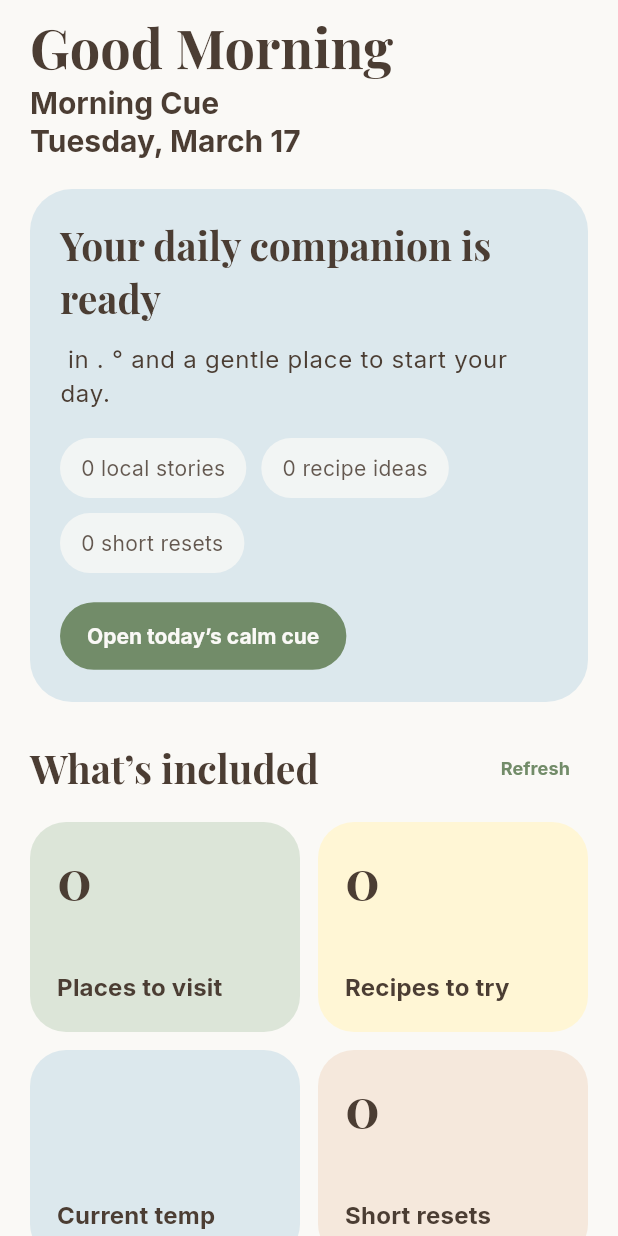
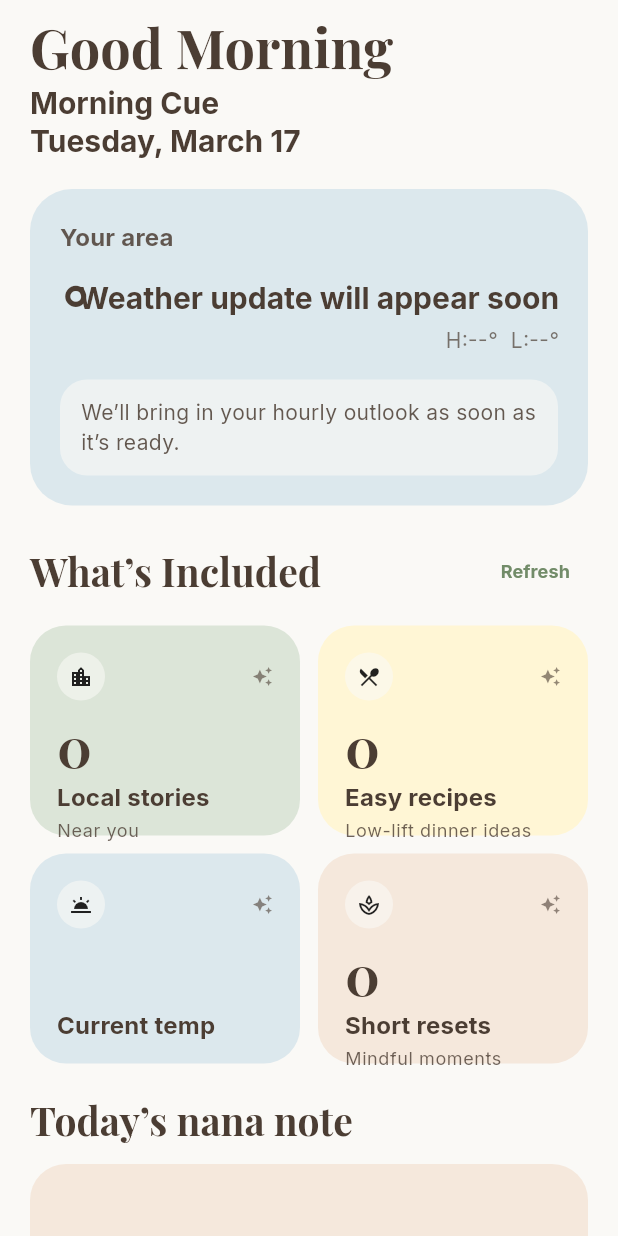
Before and after one commit to mleikam1/NANA_POC, a Flutter app: the HomeScreen screen opened directly with empty values, on a phone screen of 412 x 824 dp. Run offline on Flutter 3.47's test engine with Material 3 defaults, Android fonts, the phone set to English and light mode, and no system bars; our stand-ins replace cloud_firestore, cloud_functions, firebase_auth, firebase_core, firebase_messaging, flutter_local_notifications and 4 more; accounts and stored records are empty; network calls fail.

Commit message:
Redesign home hero into weather card and restyle included section

```diff
--- a/lib/screens/home_screen.dart
+++ b/lib/screens/home_screen.dart
@@ -43,23 +43,27 @@ class HomeScreen extends StatelessWidget {
                 style: Theme.of(context).textTheme.titleLarge,
               ),
               const SizedBox(height: 20),
+              _WeatherHeroCard(
+                profile: profile,
+                weather: bundle?.weather,
+                loading: loading && bundle == null,
+              ),
+              const SizedBox(height: 20),
               if (loading && bundle == null)
                 const _LoadingBlock()
               else ...<Widget>[
-                _HeroSummaryCard(
-                  profile: profile,
-                  bundle: bundle,
-                ),
-                const SizedBox(height: 20),
                 _SectionHeader(
-                  title: 'What’s included',
+                  title: 'What’s Included',
                   cta: 'Refresh',
                   onTap: () {
                     onRefresh();
                   },
                 ),
                 const SizedBox(height: 12),
-                _WhatIncludedGrid(bundle: bundle),
+                _WhatIncludedGrid(
+                  profile: profile,
+                  bundle: bundle,
+                ),
                 const SizedBox(height: 20),
                 const _SectionHeader(title: 'Today’s nana note'),
                 const SizedBox(height: 12),
@@ -79,19 +83,35 @@ class HomeScreen extends StatelessWidget {
   }
 }
 
-class _HeroSummaryCard extends StatelessWidget {
-  const _HeroSummaryCard({
+class _WeatherHeroCard extends StatelessWidget {
+  const _WeatherHeroCard({
     required this.profile,
-    required this.bundle,
+    required this.weather,
+    required this.loading,
   });
 
   final AppUserProfile profile;
-  final BriefingBundle? bundle;
+  final WeatherSummary? weather;
+  final bool loading;
 
   @override
   Widget build(BuildContext context) {
-    final weather = bundle?.weather;
     final colors = NanaColors.of(context);
+    final defaultLocation = profile.locationLabel.trim().isEmpty
+        ? 'Your area'
+        : profile.locationLabel.trim();
+    final hasWeather = weather != null;
+    final location = hasWeather && weather!.location.trim().isNotEmpty
+        ? weather!.location
+        : defaultLocation;
+    final high = hasWeather && weather!.forecast.isNotEmpty
+        ? weather!.forecast.first.high
+        : '--';
+    final low = hasWeather && weather!.forecast.isNotEmpty
+        ? weather!.forecast.first.low
+        : '--';
+    final hourly = hasWeather ? weather!.hourlyForecast.take(6).toList() : const <WeatherForecastHour>[];
+
     return Container(
       padding: const EdgeInsets.all(20),
       decoration: BoxDecoration(
@@ -102,38 +122,130 @@ class _HeroSummaryCard extends StatelessWidget {
         crossAxisAlignment: CrossAxisAlignment.start,
         children: <Widget>[
           Text(
-            'Your daily companion is ready',
-            style: Theme.of(context).textTheme.headlineSmall?.copyWith(
-                  color: colors.earthUmber,
+            location,
+            style: Theme.of(context).textTheme.titleMedium?.copyWith(
+                  color: colors.earthUmber.withOpacity(0.85),
                 ),
           ),
-          const SizedBox(height: 12),
-          Text(
-            weather == null
-                ? 'We’re building your calm-tech feed.'
-                : '${weather.weather} in ${weather.location}. ${weather.temperature}° and a gentle place to start your day.',
-            style: Theme.of(context).textTheme.bodyLarge,
-          ),
-          const SizedBox(height: 18),
-          Wrap(
-            spacing: 10,
-            runSpacing: 10,
+          const SizedBox(height: 16),
+          Row(
+            crossAxisAlignment: CrossAxisAlignment.start,
             children: <Widget>[
-              _MiniPill(
-                label: '${bundle?.localNews.length ?? 0} local stories',
+              Expanded(
+                child: Text(
+                  loading
+                      ? '--°'
+                      : hasWeather
+                          ? '${weather!.temperature}°'
+                          : '--°',
+                  style: Theme.of(context).textTheme.displayLarge?.copyWith(
+                        color: colors.earthUmber,
+                        height: 0.9,
+                      ),
+                ),
               ),
-              _MiniPill(
-                label: '${bundle?.recipes.length ?? 0} recipe ideas',
-              ),
-              _MiniPill(
-                label: '${bundle?.shortVideos.length ?? 0} short resets',
+              const SizedBox(width: 12),
+              Column(
+                crossAxisAlignment: CrossAxisAlignment.end,
+                children: <Widget>[
+                  Text(
+                    loading
+                        ? 'Loading forecast...'
+                        : hasWeather && weather!.weather.trim().isNotEmpty
+                            ? weather!.weather
+                            : 'Weather update will appear soon',
+                    style: Theme.of(context).textTheme.titleLarge?.copyWith(
+                          color: colors.earthUmber,
+                        ),
+                    textAlign: TextAlign.end,
+                  ),
+                  const SizedBox(height: 6),
+                  Text(
+                    'H:$high°  L:$low°',
+                    style: Theme.of(context).textTheme.bodyMedium?.copyWith(
+                          color: colors.earthUmber.withOpacity(0.7),
+                        ),
+                  ),
+                ],
               ),
             ],
           ),
-          const SizedBox(height: 18),
-          FilledButton(
-            onPressed: () {},
-            child: const Text('Open today’s calm cue'),
+          const SizedBox(height: 16),
+          if (hourly.isNotEmpty)
+            SingleChildScrollView(
+              scrollDirection: Axis.horizontal,
+              child: Row(
+                children: hourly
+                    .map((WeatherForecastHour hour) => Padding(
+                          padding: const EdgeInsets.only(right: 10),
+                          child: _HourlyForecastChip(hour: hour),
+                        ))
+                    .toList(),
+              ),
+            )
+          else
+            Container(
+              width: double.infinity,
+              padding: const EdgeInsets.symmetric(horizontal: 14, vertical: 12),
+              decoration: BoxDecoration(
+                color: colors.ricePaper.withOpacity(0.6),
+                borderRadius: BorderRadius.circular(18),
+              ),
+              child: Text(
+                loading
+                    ? 'Finding today’s weather moments...'
+                    : 'We’ll bring in your hourly outlook as soon as it’s ready.',
+                style: Theme.of(context).textTheme.bodyMedium,
+              ),
+            ),
+          if (!loading && !hasWeather) ...<Widget>[
+            const SizedBox(height: 12),
+            Text(
+              'Pull to refresh in a moment and we’ll try your local weather again.',
+              style: Theme.of(context).textTheme.bodySmall,
+            ),
+          ],
+        ],
+      ),
+    );
+  }
+}
+
+class _HourlyForecastChip extends StatelessWidget {
+  const _HourlyForecastChip({required this.hour});
+
+  final WeatherForecastHour hour;
+
+  @override
+  Widget build(BuildContext context) {
+    final colors = NanaColors.of(context);
+    return Container(
+      width: 88,
+      padding: const EdgeInsets.symmetric(horizontal: 10, vertical: 12),
+      decoration: BoxDecoration(
+        color: colors.ricePaper.withOpacity(0.72),
+        borderRadius: BorderRadius.circular(16),
+      ),
+      child: Column(
+        crossAxisAlignment: CrossAxisAlignment.start,
+        children: <Widget>[
+          Text(
+            hour.time,
+            style: Theme.of(context).textTheme.labelLarge?.copyWith(
+                  color: colors.earthUmber.withOpacity(0.75),
+                ),
+          ),
+          const SizedBox(height: 10),
+          Text(
+            '${hour.temperature}°',
+            style: Theme.of(context).textTheme.titleLarge,
+          ),
+          const SizedBox(height: 4),
+          Text(
+            hour.weather,
+            maxLines: 1,
+            overflow: TextOverflow.ellipsis,
+            style: Theme.of(context).textTheme.bodySmall,
           ),
         ],
       ),
@@ -141,27 +253,13 @@ class _HeroSummaryCard extends StatelessWidget {
   }
 }
 
-class _MiniPill extends StatelessWidget {
-  const _MiniPill({required this.label});
+class _WhatIncludedGrid extends StatelessWidget {
+  const _WhatIncludedGrid({
+    required this.profile,
+    required this.bundle,
+  });
 
-  final String label;
-
-  @override
-  Widget build(BuildContext context) {
-    return Container(
-      padding: const EdgeInsets.symmetric(horizontal: 14, vertical: 10),
-      decoration: BoxDecoration(
-        color: NanaColors.of(context).ricePaper.withOpacity(0.75),
-        borderRadius: BorderRadius.circular(999),
-      ),
-      child: Text(label),
-    );
-  }
-}
-
-class _WhatIncludedGrid extends StatelessWidget {
-  const _WhatIncludedGrid({required this.bundle});
-
+  final AppUserProfile profile;
   final BriefingBundle? bundle;
 
   @override
@@ -171,23 +269,31 @@ class _WhatIncludedGrid extends StatelessWidget {
     final items = <_IncludedItem>[
       _IncludedItem(
         count: '${bundle?.localNews.length ?? 0}',
-        label: 'Places to visit',
+        label: 'Local stories',
+        subtitle: 'Near ${profile.locationLabel.trim().isEmpty ? 'you' : profile.locationLabel.trim()}',
         color: colors.softGreen,
+        icon: Icons.location_city_outlined,
       ),
       _IncludedItem(
         count: '${bundle?.recipes.length ?? 0}',
-        label: 'Recipes to try',
+        label: 'Easy recipes',
+        subtitle: 'Low-lift dinner ideas',
         color: colors.softYellow,
+        icon: Icons.local_dining_outlined,
       ),
       _IncludedItem(
         count: weather == null ? '--' : weather.temperature,
         label: weather == null ? 'Weather' : 'Current temp',
+        subtitle: weather == null ? 'Pending forecast' : weather.weather,
         color: colors.cardBlue,
+        icon: Icons.wb_twilight_outlined,
       ),
       _IncludedItem(
         count: '${bundle?.shortVideos.length ?? 0}',
         label: 'Short resets',
+        subtitle: 'Mindful moments',
         color: colors.cardSoft,
+        icon: Icons.spa_outlined,
       ),
     ];
 
@@ -212,14 +318,36 @@ class _WhatIncludedGrid extends StatelessWidget {
           child: Column(
             crossAxisAlignment: CrossAxisAlignment.start,
             children: <Widget>[
+              Row(
+                children: <Widget>[
+                  Container(
+                    padding: const EdgeInsets.all(8),
+                    decoration: BoxDecoration(
+                      color: colors.ricePaper.withOpacity(0.58),
+                      borderRadius: BorderRadius.circular(999),
+                    ),
+                    child: Icon(item.icon, size: 16),
+                  ),
+                  const Spacer(),
+                  Icon(Icons.auto_awesome, size: 14, color: colors.earthUmber.withOpacity(0.6)),
+                ],
+              ),
+              const SizedBox(height: 14),
               Text(
                 item.count,
-                style: Theme.of(context).textTheme.displaySmall,
+                style: Theme.of(context).textTheme.displaySmall?.copyWith(height: 0.9),
               ),
-              const Spacer(),
+              const SizedBox(height: 6),
               Text(
                 item.label,
                 style: Theme.of(context).textTheme.titleMedium,
+              ),
+              const SizedBox(height: 2),
+              Text(
+                item.subtitle,
+                maxLines: 2,
+                overflow: TextOverflow.ellipsis,
+                style: Theme.of(context).textTheme.bodySmall,
               ),
             ],
           ),
@@ -233,12 +361,16 @@ class _IncludedItem {
   const _IncludedItem({
     required this.count,
     required this.label,
+    required this.subtitle,
     required this.color,
+    required this.icon,
   });
 
   final String count;
   final String label;
+  final String subtitle;
   final Color color;
+  final IconData icon;
 }
 
 class _AiOverviewCard extends StatelessWidget {
```
